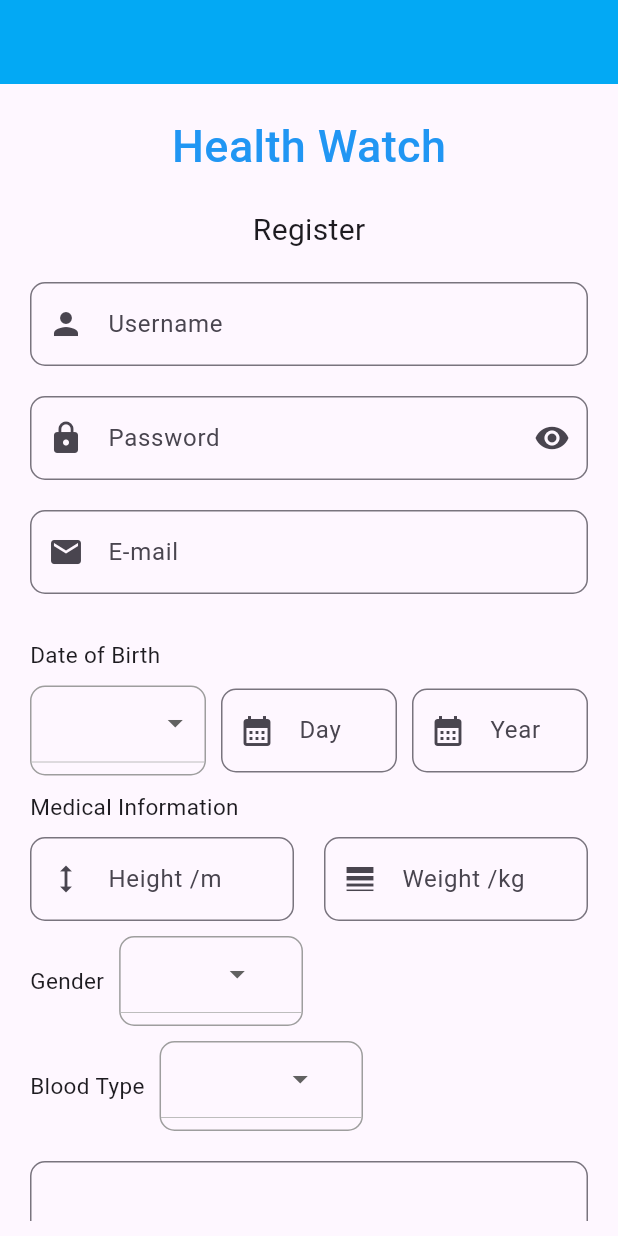
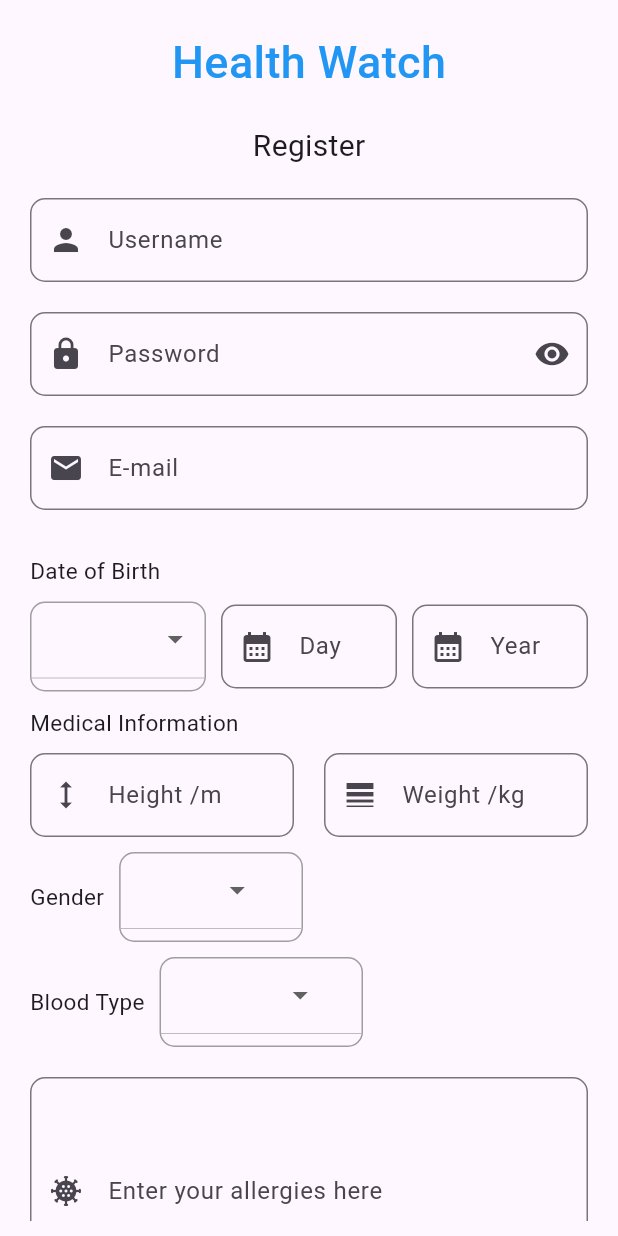
Before and after one commit to ManuelSena19/health-watch, a Flutter app: the screen it shows after launch, after a tap on "Sign Up", on a phone screen of 412 x 824 dp. Run offline on Flutter 3.47's test engine with Material 3 defaults, Android fonts, the phone set to English and light mode, and no system bars; our stand-ins replace cloud_firestore, device_preview, email_validator, firebase_auth, firebase_core, firebase_storage and 4 more; accounts and stored records are empty; network calls fail.

Commit message:
ui updates to login screen

```diff
--- a/lib/main.dart
+++ b/lib/main.dart
@@ -60,6 +60,7 @@ class MyApp extends StatelessWidget {
         title: 'Health Watch',
         theme: ThemeData(
           primarySwatch: Colors.lightBlue,
+          primaryColor: Colors.lightBlue,
         ),
         routes: {
           loginRoute: (context) => const LoginScreen(),
--- a/lib/screens/home_screen.dart
+++ b/lib/screens/home_screen.dart
@@ -180,7 +180,7 @@ class _HomeScreenState extends State<HomeScreen> {
                   showErrorDialog(context, 'Error: ${snapshot.error}');
                 } else if (snapshot.connectionState ==
                     ConnectionState.waiting) {
-                  return const LoadingScreen();
+                  return const SizedBox();
                 } else {
                   final UserModel user = userProvider.user;
                   return ListTile(
--- a/lib/screens/login_screen.dart
+++ b/lib/screens/login_screen.dart
@@ -44,10 +44,6 @@ class _LoginScreenState extends State<LoginScreen> {
   @override
   Widget build(BuildContext context) {
     return Scaffold(
-      appBar: AppBar(
-        backgroundColor: Colors.lightBlue,
-        elevation: 0,
-      ),
       body: Padding(
         padding: const EdgeInsets.all(10),
         child: ListView(
@@ -83,7 +79,8 @@ class _LoginScreenState extends State<LoginScreen> {
                     border: OutlineInputBorder(
                         borderRadius: BorderRadius.all(Radius.circular(10))),
                     labelText: 'E-mail',
-                      prefixIcon: Icon(Icons.email)),
+                    prefixIcon: Icon(Icons.email),
+                  ),
                 ),
               ),
             ),
@@ -147,7 +144,10 @@ class _LoginScreenState extends State<LoginScreen> {
                     child: Text(
                       "Sign In",
                       textAlign: TextAlign.center,
-                      style: TextStyle(fontSize: 20),
+                      style: TextStyle(
+                        fontSize: 20,
+                        color: Colors.lightBlue,
+                      ),
                     ),
                   ),
                 ),
@@ -163,7 +163,10 @@ class _LoginScreenState extends State<LoginScreen> {
                 TextButton(
                   child: const Text(
                     'Sign Up',
-                    style: TextStyle(fontSize: 15),
+                    style: TextStyle(
+                      fontSize: 15,
+                      color: Colors.lightBlue,
+                    ),
                   ),
                   onPressed: () {
                     pushReplacementRoute(registerRoute);
@@ -177,8 +180,12 @@ class _LoginScreenState extends State<LoginScreen> {
               },
               child: const Text(
                 'Forgot Password?',
-                  style: TextStyle(fontSize: 15),
-                )),
+                style: TextStyle(
+                  fontSize: 15,
+                  color: Colors.lightBlue,
+                ),
+              ),
+            ),
           ],
         ),
       ),
--- a/lib/screens/register_screen.dart
+++ b/lib/screens/register_screen.dart
@@ -93,10 +93,6 @@ class _RegisterScreenState extends State<RegisterScreen> {
   Widget build(BuildContext context) {
     final userProvider = Provider.of<UserProvider>(context, listen: false);
     return Scaffold(
-      appBar: AppBar(
-        backgroundColor: Colors.lightBlue,
-        elevation: 0,
-      ),
       body: Padding(
         padding: const EdgeInsets.all(10),
         child: FutureBuilder(
@@ -538,7 +534,10 @@ class _RegisterScreenState extends State<RegisterScreen> {
                             child: Text(
                               "Register",
                               textAlign: TextAlign.center,
-                              style: TextStyle(fontSize: 20),
+                              style: TextStyle(
+                                fontSize: 20,
+                                color: Colors.lightBlue,
+                              ),
                             ),
                           ),
                         ),
@@ -554,7 +553,10 @@ class _RegisterScreenState extends State<RegisterScreen> {
                         TextButton(
                           child: const Text(
                             'Sign In',
-                            style: TextStyle(fontSize: 15),
+                            style: TextStyle(
+                              fontSize: 15,
+                              color: Colors.lightBlue,
+                            ),
                           ),
                           onPressed: () {
                             pushReplacementRoute(loginRoute);
```
Lines whose indentation alone changed are shown as unchanged.
